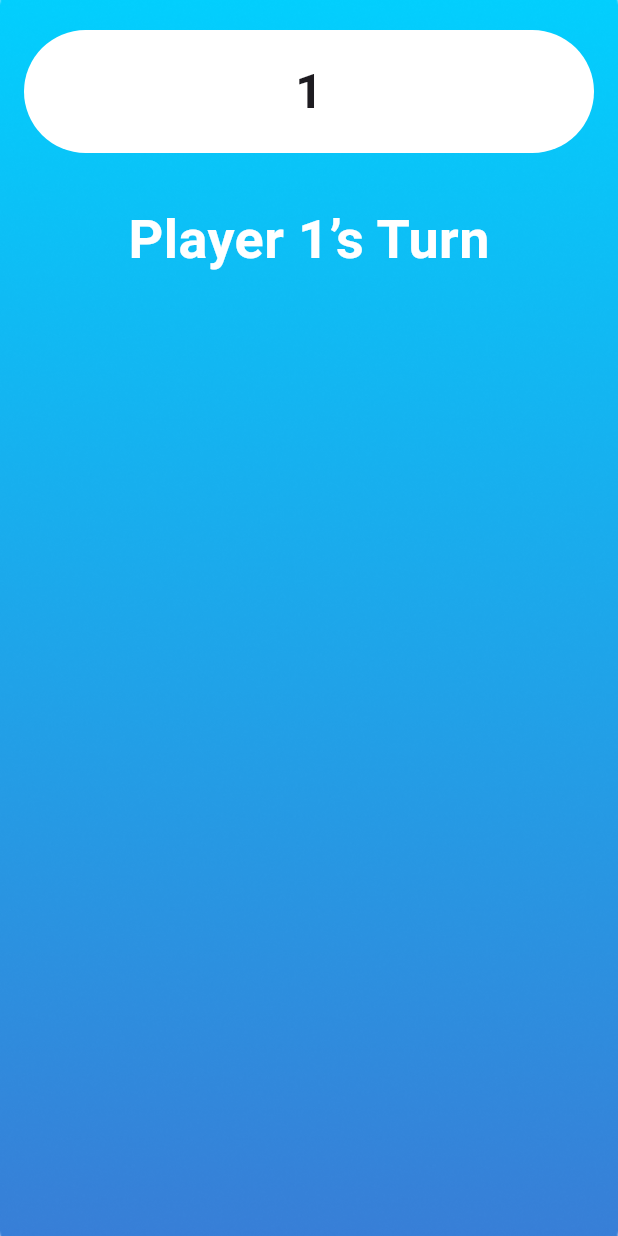
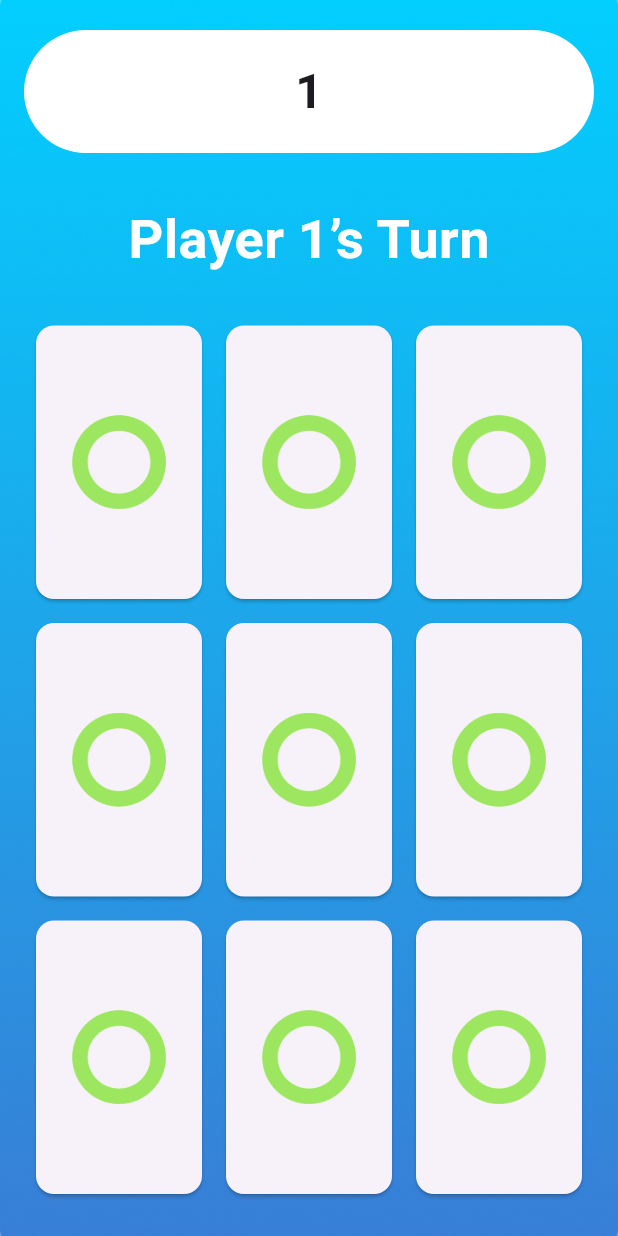
Before and after one commit to kareemezzat25/X-O, a Flutter app: the GameBoard screen opened by its route, on a phone screen of 412 x 824 dp. Run offline on Flutter 3.47's test engine with Material 3 defaults, Android fonts, the phone set to English and light mode, and no system bars.

Commit message:
finish ui

```diff
--- a/lib/gameboard.dart
+++ b/lib/gameboard.dart
@@ -1,6 +1,7 @@
 import 'dart:async';
 
 import 'package:flutter/material.dart';
+import 'package:xoapp/playeritem.dart';
 
 class GameBoard extends StatefulWidget {
   static const String routeName = "gameBoard";
@@ -74,7 +75,26 @@ class _GameBoardState extends State<GameBoard> {
                         style: TextStyle(
                             color: Colors.white,
                             fontSize: 36,
-                            fontWeight: FontWeight.w700))
+                            fontWeight: FontWeight.w700)),
+                    SizedBox(height: 24),
+                    Expanded(
+                      child: Row(
+                        crossAxisAlignment: CrossAxisAlignment.stretch,
+                        children: [PlayerItem(), PlayerItem(), PlayerItem()],
+                      ),
+                    ),
+                    Expanded(
+                      child: Row(
+                        crossAxisAlignment: CrossAxisAlignment.stretch,
+                        children: [PlayerItem(), PlayerItem(), PlayerItem()],
+                      ),
+                    ),
+                    Expanded(
+                      child: Row(
+                        crossAxisAlignment: CrossAxisAlignment.stretch,
+                        children: [PlayerItem(), PlayerItem(), PlayerItem()],
+                      ),
+                    )
                   ],
                 ),
               ),
--- /dev/null
+++ b/lib/playeritem.dart
@@ -0,0 +1,23 @@
+import 'package:flutter/material.dart';
+
+class PlayerItem extends StatelessWidget {
+  const PlayerItem({super.key});
+
+  @override
+  Widget build(BuildContext context) {
+    return Expanded(
+      child: Container(
+        margin: EdgeInsets.all(8),
+        child: ElevatedButton(
+          onPressed: () {},
+          style: ElevatedButton.styleFrom(
+              shape: RoundedRectangleBorder(
+                  borderRadius: BorderRadius.circular(12))),
+          child: Image.asset(
+            "assets/images/O.png",
+          ),
+        ),
+      ),
+    );
+  }
+}
```
